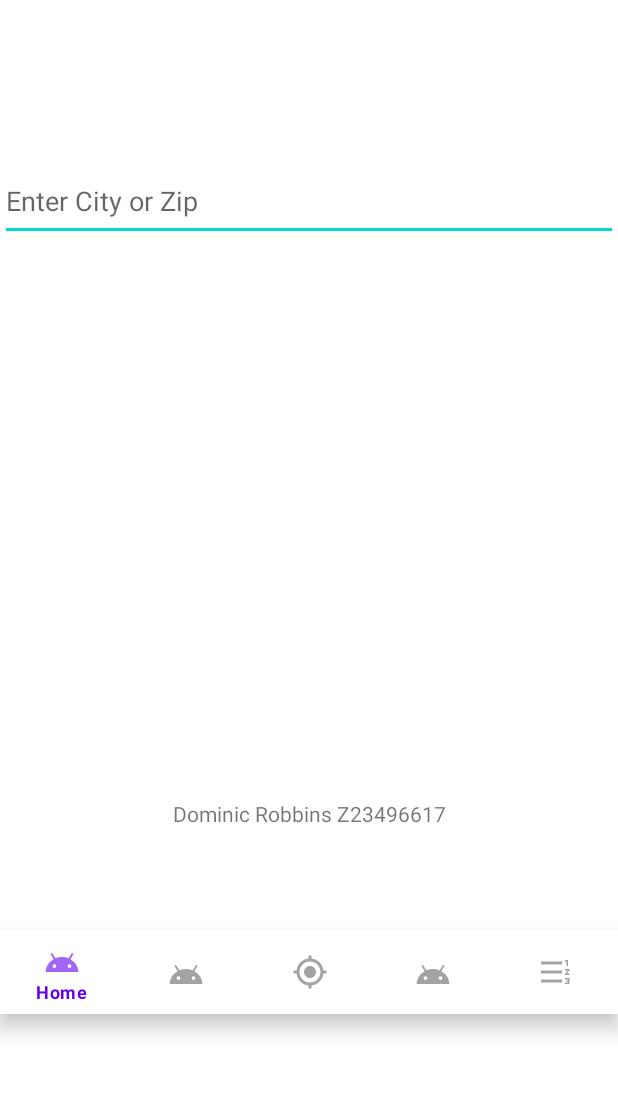
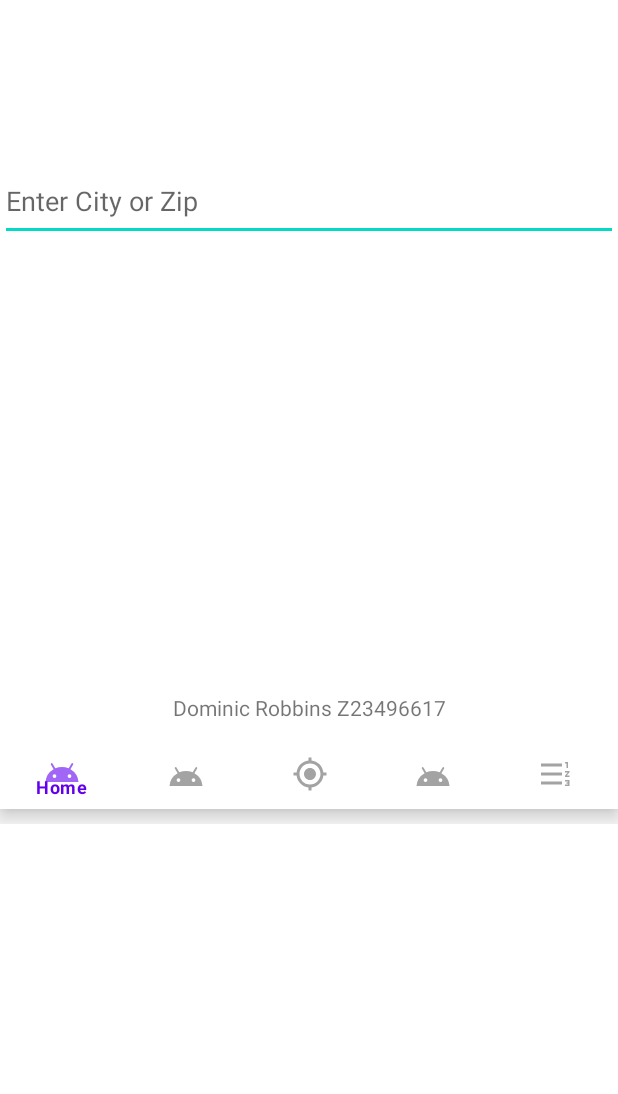
Before and after one commit to AutomatonDuck/COP4655, an Android app: the screen it shows after launch (MainActivity), on a phone screen of 412 x 824 dp, the part 93-1187 px from its top. Run offline under Robolectric (Android 15) with nearby library versions, the phone set to English and light mode, and no system bars; our stand-ins replace Volley.

```diff
--- a/app/build.gradle
+++ b/app/build.gradle
@@ -35,6 +35,7 @@ dependencies {
     implementation 'androidx.constraintlayout:constraintlayout:2.0.4'
     implementation 'com.android.volley:volley:1.2.0'
     implementation 'com.google.android.gms:play-services-maps:17.0.0'
+    implementation 'androidx.gridlayout:gridlayout:1.0.0'
     testImplementation 'junit:junit:4.+'
     androidTestImplementation 'androidx.test.ext:junit:1.1.2'
     androidTestImplementation 'androidx.test.espresso:espresso-core:3.3.0'
--- a/app/src/main/res/layout/activity_main.xml
+++ b/app/src/main/res/layout/activity_main.xml
@@ -40,7 +40,7 @@
 
     <LinearLayout
         android:layout_width="match_parent"
-        android:layout_height="360dp"
+        android:layout_height="289dp"
         android:orientation="horizontal">
 
     </LinearLayout>
@@ -57,14 +57,13 @@
         android:layout_height="56dp"
         android:orientation="horizontal">
 
+        <com.google.android.material.bottomnavigation.BottomNavigationView
+            android:id="@+id/navMenu"
+            android:layout_width="match_parent"
+            android:layout_height="46dp"
+            android:layout_alignParentBottom="true"
+            app:menu="@menu/bottom_nav_menu" />
     </LinearLayout>
-
-    <com.google.android.material.bottomnavigation.BottomNavigationView
-        android:id="@+id/navMenu"
-        android:layout_width="match_parent"
-        android:layout_height="wrap_content"
-        android:layout_alignParentBottom="true"
-        app:menu="@menu/bottom_nav_menu" />
 
 
 </LinearLayout>
--- /dev/null
+++ b/app/src/main/res/layout/list_item.xml
@@ -0,0 +1,5 @@
+<?xml version="1.0" encoding="utf-8"?>
+<TextView xmlns:android="http://schemas.android.com/apk/res/android"
+    xmlns:app="http://schemas.android.com/apk/res-auto"
+    android:layout_width="match_parent"
+    android:layout_height="match_parent"/>
```
Also changed, not shown: app/src/main/java/com/example/weatherapp/History.java (+31 -2 lines), app/src/main/res/layout/activity_history.xml (+7 -4 lines), app/src/main/res/layout/activity_weather.xml (+5 -3 lines).
